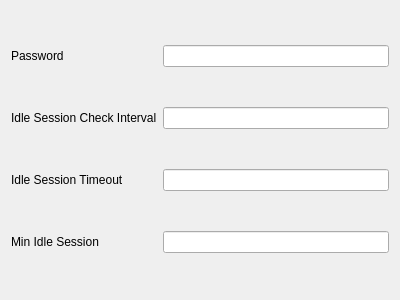
First picture: the form in include/ui/profile/edit_anytls.ui, repository throneproj/Throne, before the edit.
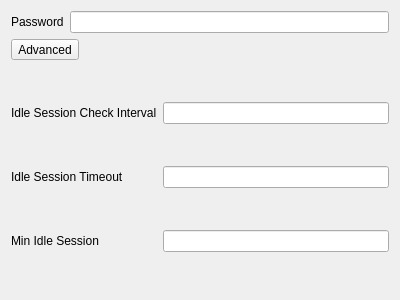
Second picture: the form after the edit. Custom widgets are drawn as their Qt base class.

Diff of the .ui file:
```diff
--- a/include/ui/profile/edit_anytls.ui
+++ b/include/ui/profile/edit_anytls.ui
@@ -27,7 +27,29 @@
    <item row="0" column="1">
     <widget class="MyLineEdit" name="password"/>
    </item>
-   <item row="1" column="0">
+   <item row="1" column="0" colspan="2" alignment="Qt::AlignLeft">
+    <widget class="QToolButton" name="advanced_toggle">
+     <property name="text">
+      <string>Advanced</string>
+     </property>
+    </widget>
+   </item>
+   <item row="2" column="0" colspan="2">
+    <widget class="QWidget" name="advanced_box" native="true">
+     <layout class="QGridLayout" name="advanced_layout" columnstretch="0,1">
+      <property name="leftMargin">
+       <number>0</number>
+      </property>
+      <property name="topMargin">
+       <number>0</number>
+      </property>
+      <property name="rightMargin">
+       <number>0</number>
+      </property>
+      <property name="bottomMargin">
+       <number>0</number>
+      </property>
+      <item row="0" column="0">
     <widget class="QLabel" name="label_2">
      <property name="text">
       <string>Idle Session Check Interval</string>
@@ -37,10 +59,10 @@
      </property>
     </widget>
    </item>
-   <item row="1" column="1">
+      <item row="0" column="1">
     <widget class="QLineEdit" name="interval"/>
    </item>
-   <item row="2" column="0">
+      <item row="1" column="0">
     <widget class="QLabel" name="label_3">
      <property name="text">
       <string>Idle Session Timeout</string>
@@ -50,10 +72,10 @@
      </property>
     </widget>
    </item>
-   <item row="2" column="1">
+      <item row="1" column="1">
     <widget class="QLineEdit" name="timeout"/>
    </item>
-   <item row="3" column="0">
+      <item row="2" column="0">
     <widget class="QLabel" name="label_4">
      <property name="text">
       <string>Min Idle Session</string>
@@ -63,11 +85,14 @@
      </property>
     </widget>
    </item>
-   <item row="3" column="1">
+      <item row="2" column="1">
     <widget class="QLineEdit" name="min"/>
    </item>
   </layout>
  </widget>
+   </item>
+  </layout>
+ </widget>
  <customwidgets>
   <customwidget>
    <class>MyLineEdit</class>
```
Left out of the diff: 4 changed lines with no effect on the pictures. Lines whose indentation alone changed are shown as unchanged.
